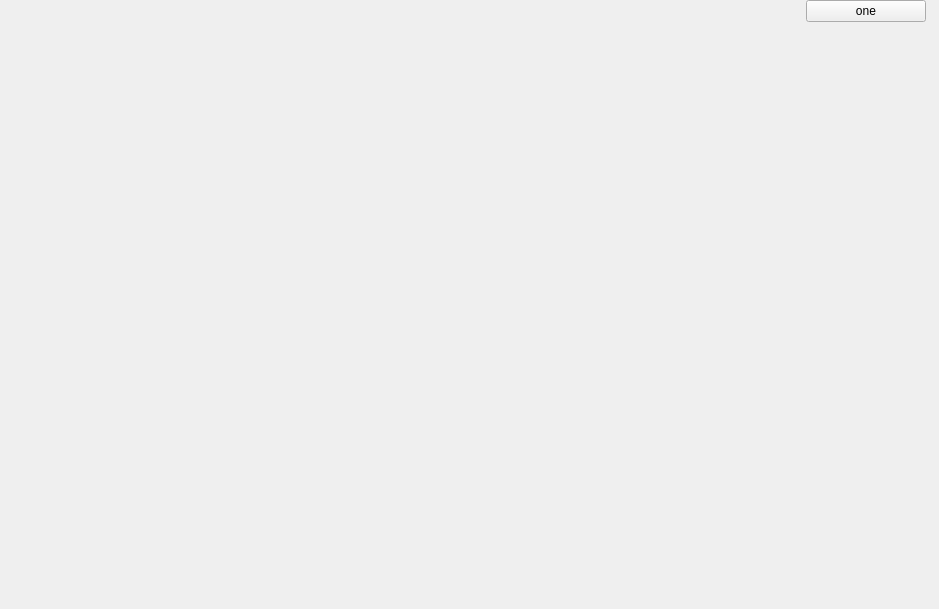
Before: the Qt Designer form sample/qtVTKDemo/QtDisplayWidget.ui in cfl997/VTKSample, drawn with Qt 5.
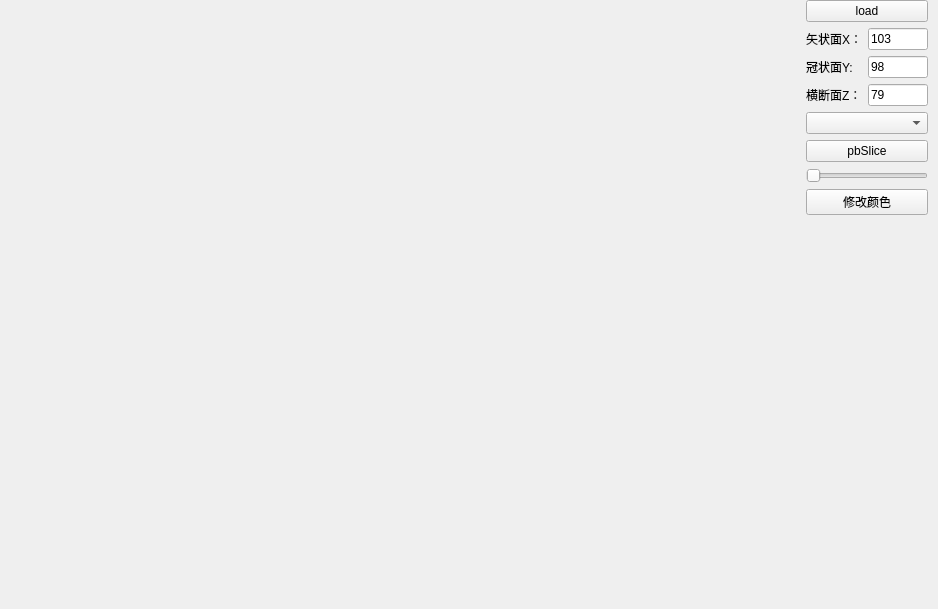
After: the same form once the commit is applied.

```diff
--- a/sample/qtVTKDemo/QtDisplayWidget.ui
+++ b/sample/qtVTKDemo/QtDisplayWidget.ui
@@ -6,7 +6,7 @@
    <rect>
     <x>0</x>
     <y>0</y>
-    <width>939</width>
+    <width>938</width>
     <height>609</height>
    </rect>
   </property>
@@ -87,7 +87,98 @@
          </size>
         </property>
         <property name="text">
-         <string>one</string>
+         <string>load</string>
+        </property>
+       </widget>
+      </item>
+      <item>
+       <layout class="QFormLayout" name="formLayout_2">
+        <item row="0" column="0">
+         <widget class="QLabel" name="label_4">
+          <property name="text">
+           <string>矢状面X：</string>
+          </property>
+         </widget>
+        </item>
+        <item row="0" column="1">
+         <widget class="QLineEdit" name="leSliceX">
+          <property name="maximumSize">
+           <size>
+            <width>60</width>
+            <height>30</height>
+           </size>
+          </property>
+          <property name="text">
+           <string>103</string>
+          </property>
+         </widget>
+        </item>
+        <item row="1" column="0">
+         <widget class="QLabel" name="label_5">
+          <property name="text">
+           <string>冠状面Y:</string>
+          </property>
+         </widget>
+        </item>
+        <item row="1" column="1">
+         <widget class="QLineEdit" name="leSliceY">
+          <property name="maximumSize">
+           <size>
+            <width>60</width>
+            <height>16777215</height>
+           </size>
+          </property>
+          <property name="text">
+           <string>98</string>
+          </property>
+         </widget>
+        </item>
+        <item row="2" column="1">
+         <widget class="QLineEdit" name="leSliceZ">
+          <property name="maximumSize">
+           <size>
+            <width>60</width>
+            <height>16777215</height>
+           </size>
+          </property>
+          <property name="text">
+           <string>79</string>
+          </property>
+         </widget>
+        </item>
+        <item row="2" column="0">
+         <widget class="QLabel" name="label_6">
+          <property name="text">
+           <string>横断面Z：</string>
+          </property>
+         </widget>
+        </item>
+       </layout>
+      </item>
+      <item>
+       <widget class="QComboBox" name="cbSliceDirection"/>
+      </item>
+      <item>
+       <widget class="QPushButton" name="pbSlice">
+        <property name="text">
+         <string>pbSlice</string>
+        </property>
+       </widget>
+      </item>
+      <item>
+       <widget class="QSlider" name="hzSlider">
+        <property name="maximum">
+         <number>255</number>
+        </property>
+        <property name="orientation">
+         <enum>Qt::Horizontal</enum>
+        </property>
+       </widget>
+      </item>
+      <item>
+       <widget class="QPushButton" name="pbChangeColor">
+        <property name="text">
+         <string>修改颜色</string>
         </property>
        </widget>
       </item>
```
Left out of the diff: 2 changed lines with no effect on the pictures.
